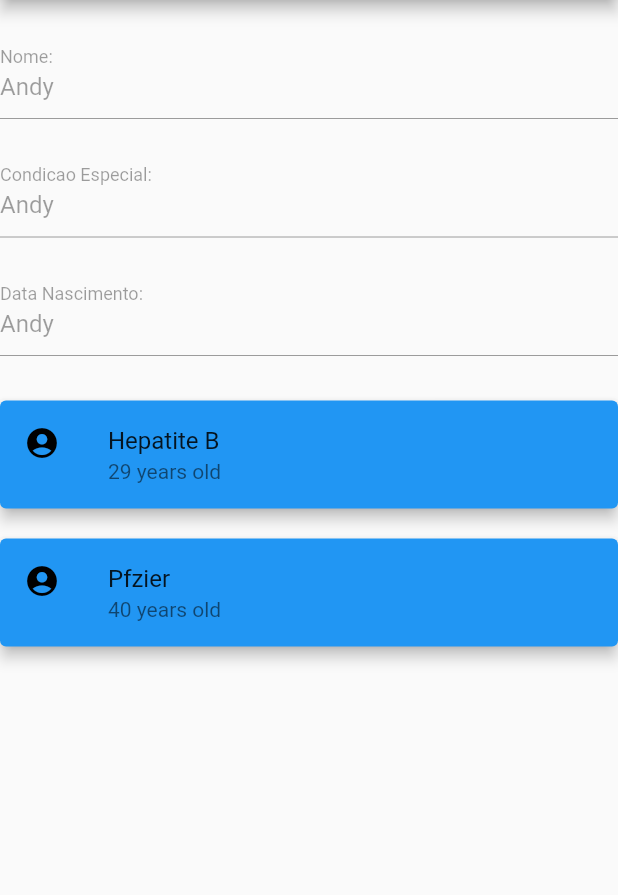
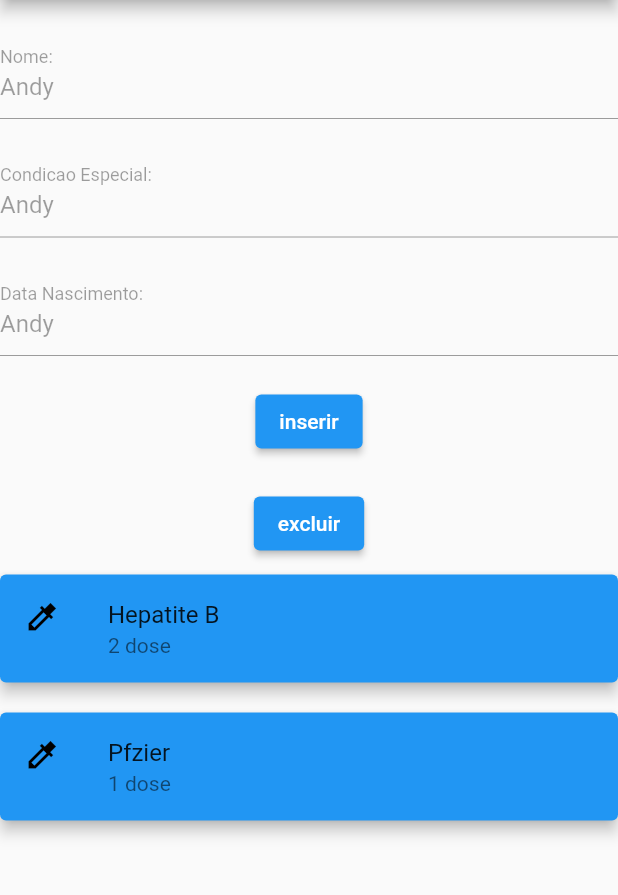
Before and after one commit to marconapppo/CarteiraVacinacao, a Flutter app: the HomePage screen opened directly, after a tap on "Andy", on a phone screen of 412 x 824 dp, the part 84-979 px from its top. Run offline on Flutter 3.47's test engine with Material 2 defaults, Android fonts, the phone set to English and light mode, and no system bars.

Commit message:
adicionando dois boteoes

```diff
--- a/lib/gerenciarVacinasAplicadas.dart
+++ b/lib/gerenciarVacinasAplicadas.dart
@@ -12,13 +12,6 @@
       body: HomePage(),
     );
   }
-}
-
-class Paciente {
-  final String name;
-  final String age;
-
-  Paciente(this.name, this.age);
 }
 
 //listTile with search
@@ -149,11 +142,9 @@
 
 class _PacienteInformacaoProMedicoState
     extends State<PacienteInformacaoProMedico> {
-  var parts = ["teste", "head"];
-
   final List<Map<String, dynamic>> _allVacinas = [
-    {"id": 1, "name": "Hepatite B", "age": 29},
-    {"id": 2, "name": "Pfzier", "age": 40},
+    {"id": 1, "name": "Hepatite B", "dose": 2},
+    {"id": 2, "name": "Pfzier", "dose": 1},
   ];
 
   @override
@@ -199,6 +190,19 @@
             SizedBox(
               height: 20,
             ),
+            ElevatedButton(
+              //style: style,
+              onPressed: () {},
+              child: const Text('inserir'),
+            ),
+            SizedBox(
+              height: 20,
+            ),
+            ElevatedButton(
+              //style: style,
+              onPressed: () {},
+              child: const Text('excluir'),
+            ),
             Expanded(
               child: _allVacinas.length > 0
                   ? ListView.builder(
@@ -212,18 +216,17 @@
                         child: ListTile(
                           //continuação trab
                           onTap: () {
-                            //print(_allVacinas);
                             setState(() {
-                              _allVacinas.removeAt(0);
+                              //_allVacinas.removeAt(0);
                             });
                           },
                           leading: Icon(
-                            Icons.account_circle,
+                            Icons.colorize_sharp,
                             color: Colors.black,
                           ),
                           title: Text(_allVacinas[index]['name']),
                           subtitle: Text(
-                              '${_allVacinas[index]["age"].toString()} years old'),
+                              '${_allVacinas[index]["dose"].toString()} dose'),
                         ),
                       ),
                     )
--- a/lib/models/models.dart
+++ b/lib/models/models.dart
@@ -1,8 +1,13 @@
 class Vacinas {
   final String nome;
-  //final int numeroConta;
+  final String dose;
 
-  Vacinas(
-    this.nome,
-  );
+  Vacinas(this.nome, this.dose);
 }
+
+class Paciente {
+  final String name;
+  final String age;
+
+  Paciente(this.name, this.age);
+}
```
Also changed, not shown: lib/dados/pacientes.dart (added), lib/dados/vacinas.dart (added).
